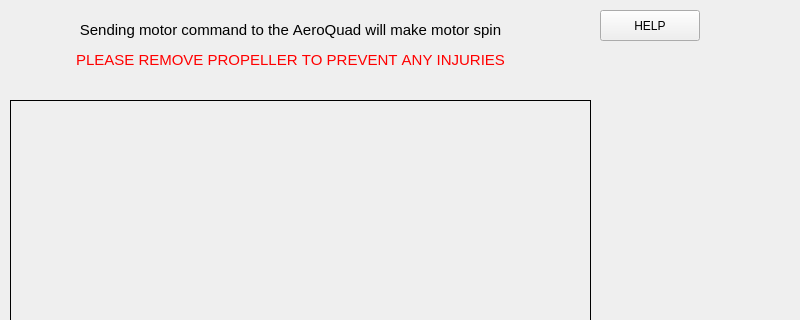
Old version of the form ui/subpanel/motorcommand/MotorCommandPanel.ui in the repository AeroQuad/AeroQuadConfiguratorPyQt; both pictures show x 0 to 800 and y 0 to 320 of the 800 by 600 pixel window.
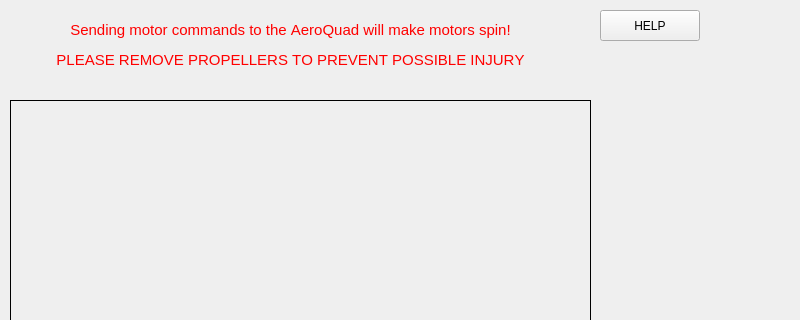
New version of the form.

Commit message: Minor fix for motor command warning!

```diff
--- a/ui/subpanel/motorcommand/MotorCommandPanel.ui
+++ b/ui/subpanel/motorcommand/MotorCommandPanel.ui
@@ -73,7 +73,7 @@
     </rect>
    </property>
    <property name="text">
-    <string>&lt;html&gt;&lt;head/&gt;&lt;body&gt;&lt;p&gt;&lt;span style=&quot; font-size:11pt;&quot;&gt;Sending motor command to the AeroQuad will make motor spin&lt;/span&gt;&lt;/p&gt;&lt;p&gt;&lt;span style=&quot; font-size:11pt; color:#ff0000;&quot;&gt;PLEASE REMOVE PROPELLER TO PREVENT ANY INJURIES&lt;/span&gt;&lt;/p&gt;&lt;/body&gt;&lt;/html&gt;</string>
+    <string>&lt;html&gt;&lt;head/&gt;&lt;body&gt;&lt;p&gt;&lt;span style=&quot; font-size:11pt; color:#ff0000;&quot;&gt;Sending motor commands to the AeroQuad will make motors spin!&lt;/span&gt;&lt;/p&gt;&lt;p&gt;&lt;span style=&quot; font-size:11pt; color:#ff0000;&quot;&gt;PLEASE REMOVE PROPELLERS TO PREVENT POSSIBLE INJURY&lt;/span&gt;&lt;/p&gt;&lt;/body&gt;&lt;/html&gt;</string>
    </property>
    <property name="alignment">
     <set>Qt::AlignCenter</set>
```
The commit also changes 1 other file.
